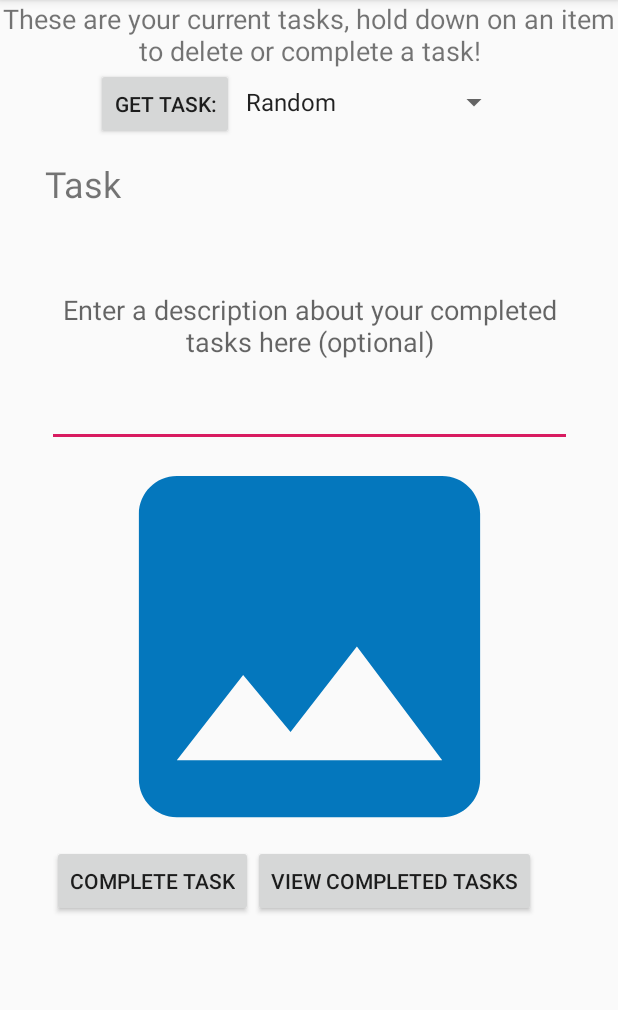
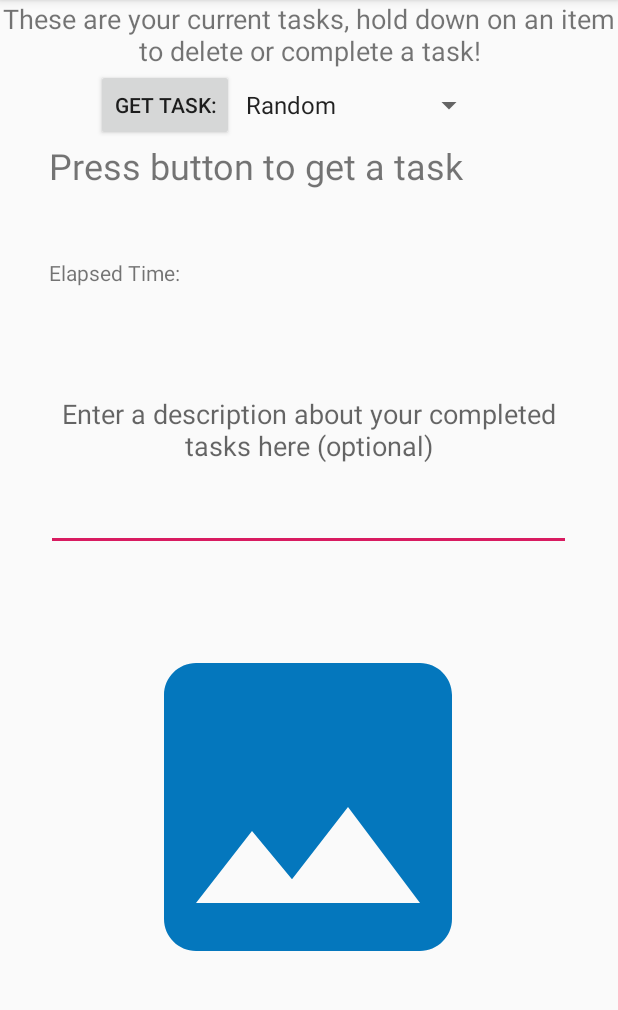
Before and after one commit to xchen629/MobileAppFinalProject, an Android app: the screen it shows after launch once a user with an empty profile is signed in (MainActivity), on a phone screen of 412 x 824 dp, the part 84-1094 px from its top. Run offline under Robolectric (Android 15) with nearby library versions, the phone set to English and light mode, and no system bars; our stand-ins replace Firebase (no records; nobody signed in at launch, a user with empty details on screens opened directly); libraries missing offline, so code that uses them is left out: com.firebase.ui, com.karumi.dexter, dmax.dialog; 1 statement that could not run was skipped.

Commit message:
elapsed time
-time of task start and finish being save
-elapsed time since current task start is being displayed in textview
-fixed saving user id with task to database

```diff
--- a/app/src/main/java/com/example/finalProject/CompletedTaskActivity.kt
+++ b/app/src/main/java/com/example/finalProject/CompletedTaskActivity.kt
@@ -8,6 +8,8 @@ import android.view.View
 import androidx.recyclerview.widget.LinearLayoutManager
 import com.google.firebase.auth.FirebaseAuth
 import com.google.firebase.firestore.FirebaseFirestore
+import com.google.firebase.storage.FirebaseStorage
+import com.google.firebase.storage.StorageReference
 import kotlinx.android.synthetic.main.activity_completed_task.*
 import retrofit2.Call
 import retrofit2.Callback
@@ -57,7 +59,9 @@ class CompletedTaskActivity : AppCompatActivity() {
                             document.get("key").toString().toInt(),
                             document.get("image").toString(),
                             document.get("uid").toString(),
-                            document.get("description").toString()
+                            document.get("description").toString(),
+                            document.get("timeStart").toString(),
+                            document.get("timeEnd").toString()
                         )
                         // Update the adapter with the new data
                         taskList.add(0,newTask)
--- a/app/src/main/java/com/example/finalProject/Task.kt
+++ b/app/src/main/java/com/example/finalProject/Task.kt
@@ -1,6 +1,9 @@
 package com.example.finalProject
 
 import com.google.gson.annotations.SerializedName
+import java.sql.Time
+import java.sql.Timestamp
+
 /*
 data class TaskData(
     val results: List<Task>
@@ -14,9 +17,11 @@ data class Task(
     val price: String,
     val link:String,
     val key: Int,
-    val image: String? = null,
-    val uid: String? = null,
-    val description: String
+    var image: String? = null,
+    var uid: String? = null,
+    var description: String,
+    var timeStart: String,
+    var timeEnd: String
 )
 
 
--- a/app/src/main/res/layout/content_main.xml
+++ b/app/src/main/res/layout/content_main.xml
@@ -26,17 +26,17 @@
         android:layout_width="wrap_content"
         android:layout_height="wrap_content"
         android:layout_marginStart="64dp"
-        android:layout_marginBottom="13dp"
         android:onClick="addTask"
         android:text="Get task:"
         app:layout_constraintBottom_toTopOf="@+id/task_tv"
         app:layout_constraintStart_toStartOf="parent"
-        app:layout_constraintTop_toBottomOf="@+id/taskTitle" />
+        app:layout_constraintTop_toBottomOf="@+id/taskTitle"
+        app:layout_constraintVertical_bias="0.0" />
 
     <Spinner
         android:id="@+id/categorySpinner"
-        android:layout_width="184dp"
-        android:layout_height="44dp"
+        android:layout_width="167dp"
+        android:layout_height="48dp"
         android:entries="@array/spinnerItems"
         app:layout_constraintEnd_toEndOf="parent"
         app:layout_constraintHorizontal_bias="0.0"
@@ -59,15 +59,18 @@
 
     <ImageView
         android:id="@+id/image_view"
-        android:layout_width="303dp"
-        android:layout_height="265dp"
+        android:layout_width="256dp"
+        android:layout_height="206dp"
+        android:layout_marginTop="16dp"
+        android:layout_marginBottom="104dp"
         android:scaleType="centerCrop"
         android:src="@drawable/ic_image_black_24dp"
         app:layout_constraintBottom_toBottomOf="parent"
         app:layout_constraintEnd_toEndOf="parent"
+        app:layout_constraintHorizontal_bias="0.496"
         app:layout_constraintStart_toStartOf="parent"
         app:layout_constraintTop_toBottomOf="@+id/description_tv"
-        app:layout_constraintVertical_bias="0.0" />
+        app:layout_constraintVertical_bias="0.686" />
 
     <Button
         android:id="@+id/completeTaskBtn"
@@ -86,10 +89,10 @@
         android:id="@+id/task_tv"
         android:layout_width="352dp"
         android:layout_height="78dp"
-        android:layout_marginTop="16dp"
-        android:text="Task"
+        android:text="Press button to get a task"
         android:textSize="24sp"
         app:layout_constraintEnd_toEndOf="parent"
+        app:layout_constraintHorizontal_bias="0.542"
         app:layout_constraintStart_toStartOf="parent"
         app:layout_constraintTop_toBottomOf="@+id/categorySpinner" />
 
@@ -97,12 +100,24 @@
         android:id="@+id/description_tv"
         android:layout_width="350dp"
         android:layout_height="114dp"
+        android:layout_marginTop="48dp"
         android:ems="10"
         android:gravity="start|top"
         android:hint="Enter a description about your completed tasks here (optional)"
         android:inputType="textMultiLine"
         android:textAlignment="center"
         app:layout_constraintEnd_toEndOf="parent"
+        app:layout_constraintHorizontal_bias="0.491"
+        app:layout_constraintStart_toStartOf="parent"
+        app:layout_constraintTop_toBottomOf="@+id/time_tv" />
+
+    <TextView
+        android:id="@+id/time_tv"
+        android:layout_width="351dp"
+        android:layout_height="33dp"
+        android:text="Elapsed Time:"
+        app:layout_constraintEnd_toEndOf="parent"
+        app:layout_constraintHorizontal_bias="0.533"
         app:layout_constraintStart_toStartOf="parent"
         app:layout_constraintTop_toBottomOf="@+id/task_tv" />
 
```
Also changed, not shown: app/src/main/java/com/example/finalProject/MainActivity.kt (+69 -7 lines).
